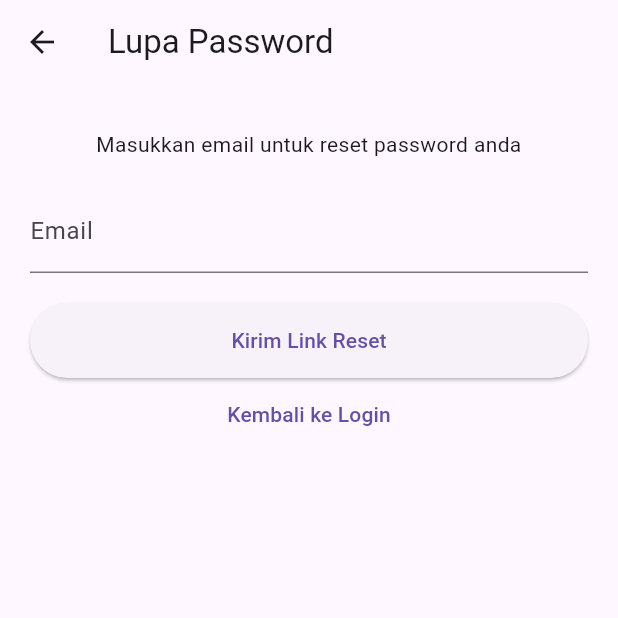
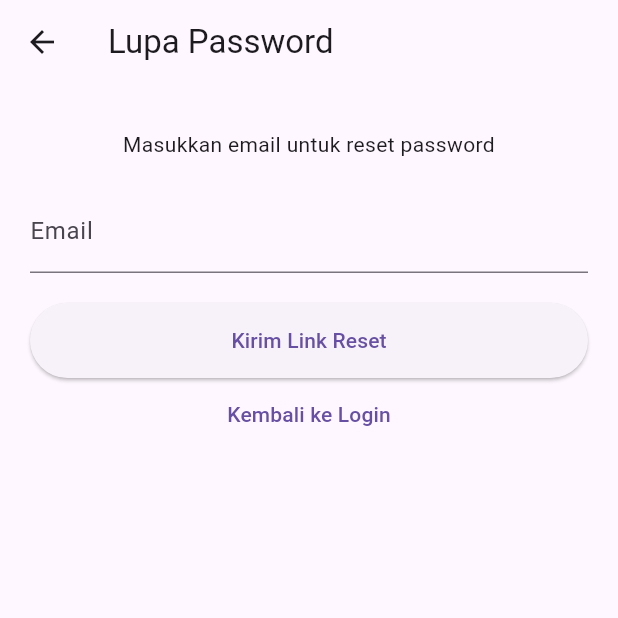
Before and after one commit to Jonathanmau/flutter-login-app, a Flutter app: the ForgotPage screen opened by its route, on a phone screen of 412 x 824 dp, the top half of it. Run offline on Flutter 3.47's test engine with Material 3 defaults, Android fonts, the phone set to English and light mode, and no system bars.

```diff
--- a/lib/screens/forgot_page.dart
+++ b/lib/screens/forgot_page.dart
@@ -54,7 +54,7 @@ class _ForgotPageState extends State<ForgotPage> {
               Container(
                 padding: EdgeInsets.all(10),
                 child: Text(
-                  "Masukkan email untuk reset password anda",
+                  "Masukkan email untuk reset password",
                   textAlign: TextAlign.center,
                 ),
               ),
```
